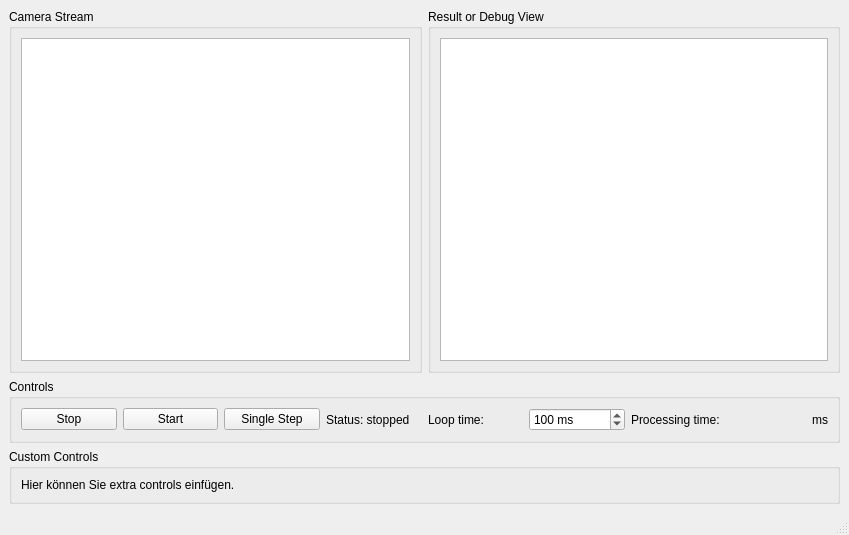
Qt form mainwindow.ui (zamweis/connectfourvision) before a commit.
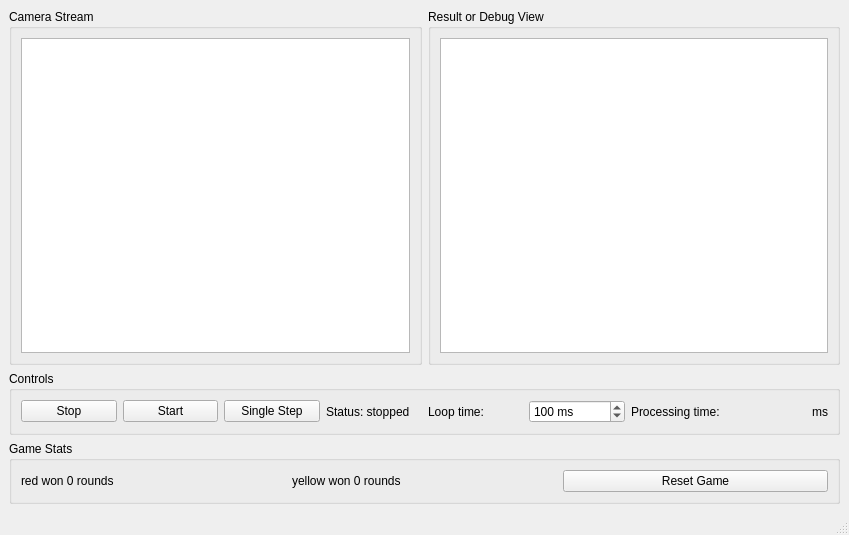
The same form after that commit.

Commit message: game stats label and controls

Diff of the .ui file:
```diff
--- a/mainwindow.ui
+++ b/mainwindow.ui
@@ -126,13 +126,27 @@
     <item row="2" column="0" colspan="2">
      <widget class="QGroupBox" name="groupBox_4">
       <property name="title">
-       <string>Custom Controls</string>
+       <string>Game Stats</string>
       </property>
       <layout class="QHBoxLayout" name="horizontalLayout_3">
+       <item>
+        <widget class="QLabel" name="label_red">
+         <property name="text">
+          <string>red won 0 rounds</string>
+         </property>
+        </widget>
+       </item>
        <item>
         <widget class="QLabel" name="label_4">
          <property name="text">
-          <string>Hier können Sie extra controls einfügen.</string>
+          <string>yellow won 0 rounds</string>
+         </property>
+        </widget>
+       </item>
+       <item>
+        <widget class="QPushButton" name="pushButton_reset">
+         <property name="text">
+          <string>Reset Game</string>
          </property>
         </widget>
        </item>
```
Left out of the diff: 2 changed lines with no effect on the pictures.
